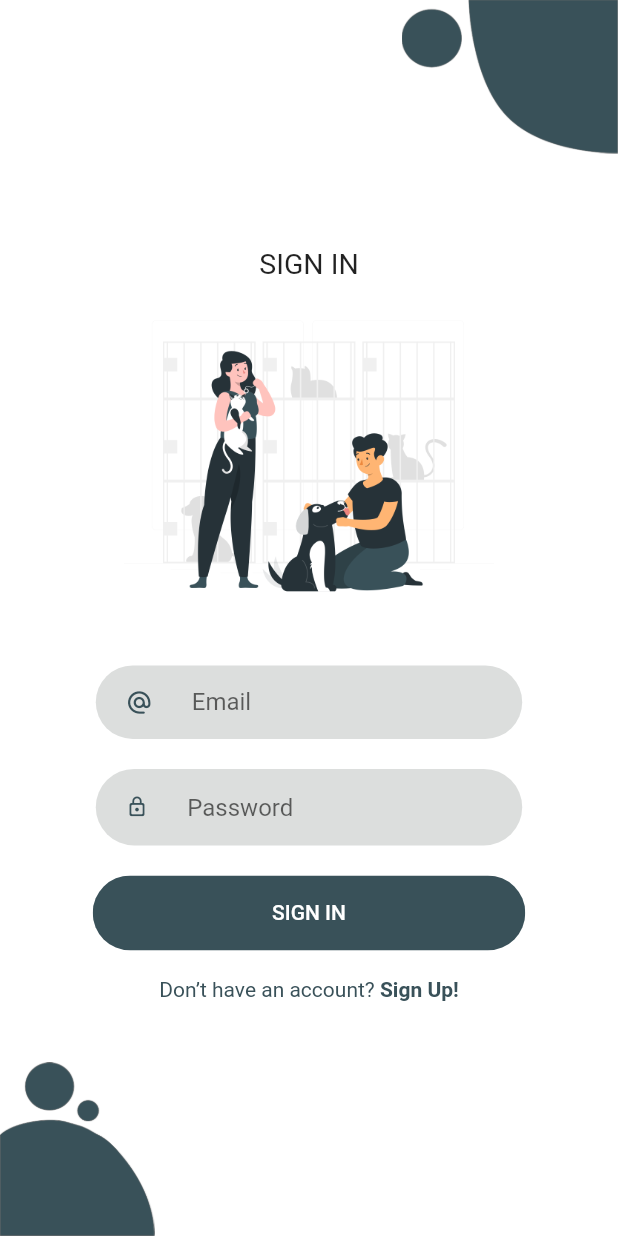
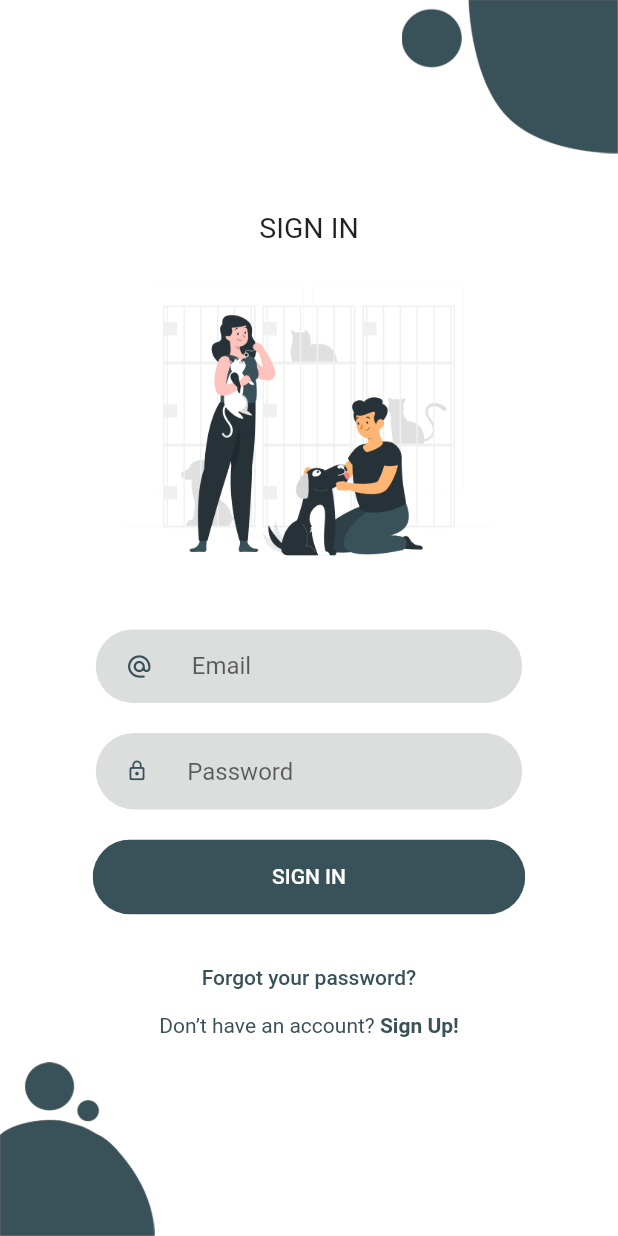
Before and after one commit to sushiroll29/PetPals, a Flutter app: the SignIn screen opened by its route, on a phone screen of 412 x 824 dp. Run offline on Flutter 3.47's test engine with Material 2 defaults, Android fonts, the light colour scheme and no system bars; drawn by our look-alikes of auto_size_text; our stand-ins replace firebase_auth, google_fonts; accounts and stored records are empty; Roboto replaces fonts that are missing (Manjari).

Commit message:
added password reset

```diff
--- a/lib/screens/sign_in.dart
+++ b/lib/screens/sign_in.dart
@@ -38,8 +38,9 @@ class _SignInState extends State<SignIn> {
     if (form.validate()) {
       form.save();
       return true;
+    } else {
+      return false;
     }
-    return false;
   }
 
   void submit() async {
@@ -99,6 +100,7 @@ class _SignInState extends State<SignIn> {
                     //Navigator.of(context).pushReplacementNamed('/home');
                   }),
               SizedBox(height: size.height * 0.01),
+              showForgotPassword(),
               ExistingAccountCheck(
                 login: true,
                 press: () {
@@ -159,6 +161,7 @@ class _SignInState extends State<SignIn> {
       TextFieldContainer(
         child: TextFormField(
           onSaved: (value) => _email = value,
+          validator: EmailValidator.validate,
           style: GoogleFonts.manjari(fontWeight: FontWeight.normal),
           textAlign: TextAlign.left,
           decoration: InputDecoration(
@@ -182,6 +185,7 @@ class _SignInState extends State<SignIn> {
       TextFieldContainer(
         child: TextFormField(
           obscureText: true,
+          validator: PasswordValidator.validate,
           onSaved: (value) => _password = value,
           textAlign: TextAlign.left,
           style: TextStyle(
@@ -210,4 +214,19 @@ class _SignInState extends State<SignIn> {
 
     return inputFields;
   }
+
+  Widget showForgotPassword() {
+    return FlatButton(
+        child: Text(
+          "Forgot your password?",
+          style: TextStyle(
+            color: aPrimaryColor,
+            fontFamily:
+                GoogleFonts.manjari(fontWeight: FontWeight.bold).fontFamily,
+          ),
+        ),
+        onPressed: () {
+          Navigator.of(context).pushReplacementNamed('/passwordReset');
+        });
+  }
 }
```
